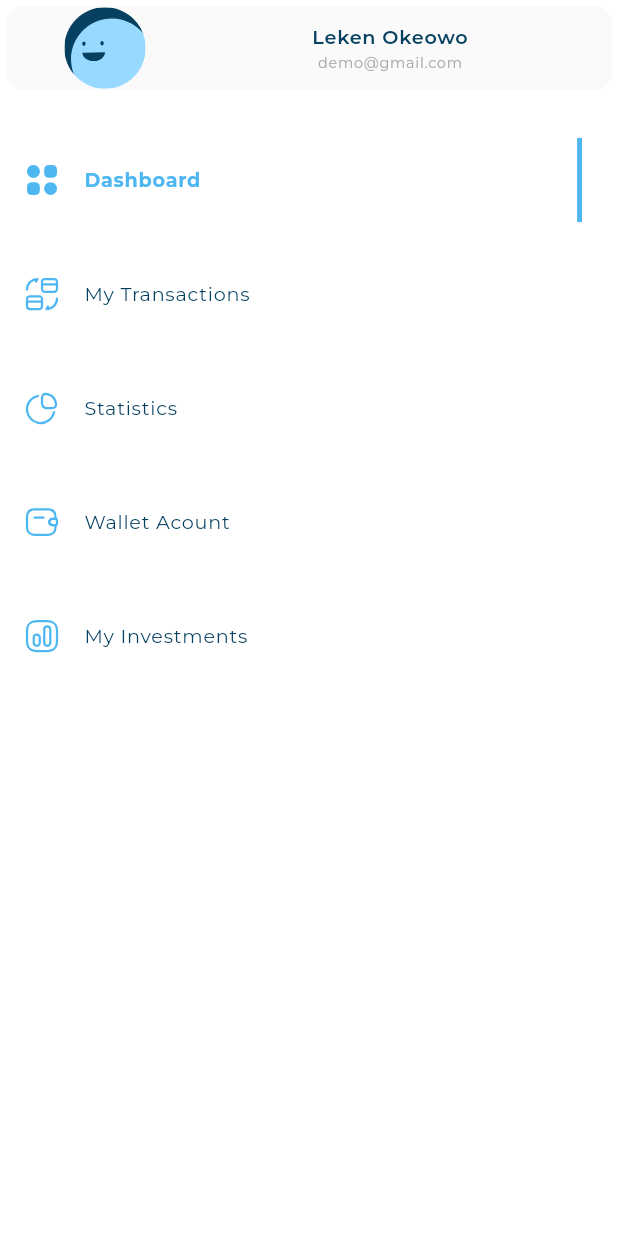
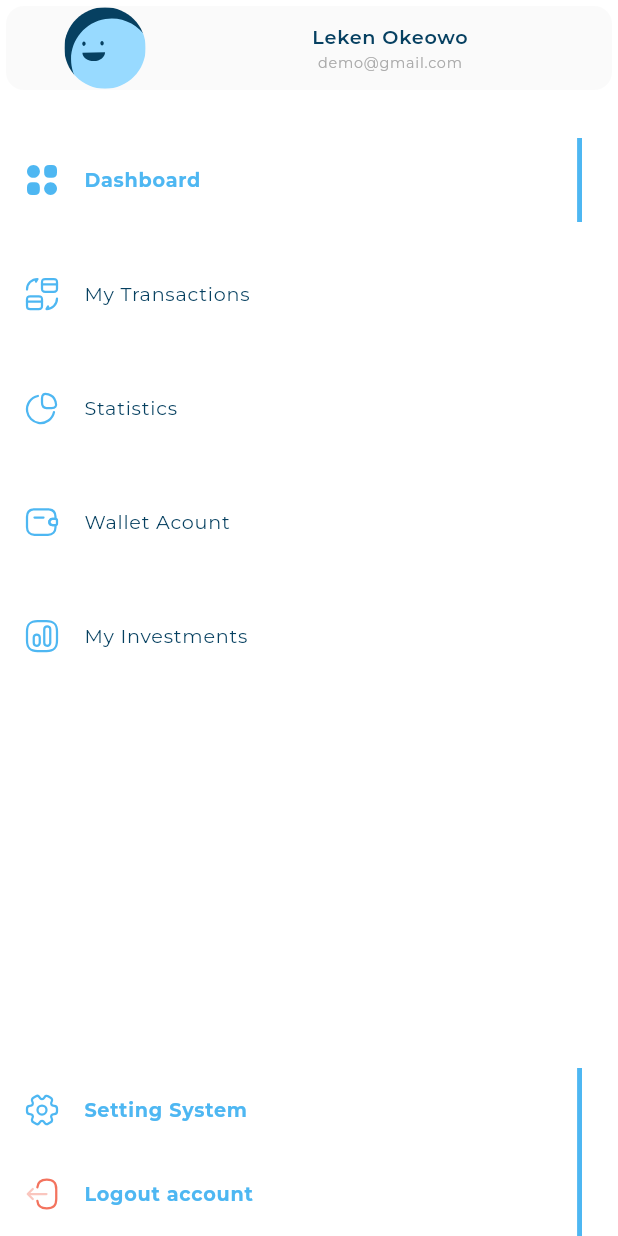
Before and after one commit to MohamedMahmoudAli/responsive_dashboard_design, a Flutter app: the DesktopLayout screen opened directly, on a phone screen of 412 x 824 dp. Run offline on Flutter 3.47's test engine with Material 3 defaults, Android fonts, the phone set to English and light mode, and no system bars; our stand-ins replace flutter_svg; project files that could hold a hidden picture were left out.

Commit message:
finish drawer

```diff
--- a/lib/views/Widget/custom_drawer.dart
+++ b/lib/views/Widget/custom_drawer.dart
@@ -7,7 +7,6 @@ import 'package:responsive_dashboard/views/Widget/user_info_list_tile.dart';
 
 class CustomDrawer extends StatelessWidget {
   const CustomDrawer({super.key});
-
 
   @override
   Widget build(BuildContext context) {
@@ -22,10 +21,29 @@ class CustomDrawer extends StatelessWidget {
           height: 8,
         ),
         DrawerItemsListView(),
-        SizedBox(
-          height: 8,
-        ),
+        Spacer(),
+        BottomDrawerList()
       ]),
     );
   }
 }
+
+class BottomDrawerList extends StatelessWidget {
+  const BottomDrawerList({super.key});
+  static const List<DraweItemModel> drawerItems = [
+    DraweItemModel(title: "Setting System", image: Assets.imagesSettings),
+    DraweItemModel(title: "Logout account", image: Assets.imagesLogout),
+  ];
+  @override
+  Widget build(BuildContext context) {
+    return Padding(
+      padding: const EdgeInsets.only(top: 20),
+      child: ListView.builder(
+          shrinkWrap: true,
+          physics: const NeverScrollableScrollPhysics(),
+          itemCount: drawerItems.length,
+          itemBuilder: (context, index) =>
+              DrawerItem(model: drawerItems[index], isActive: true)),
+    );
+  }
+}
```
